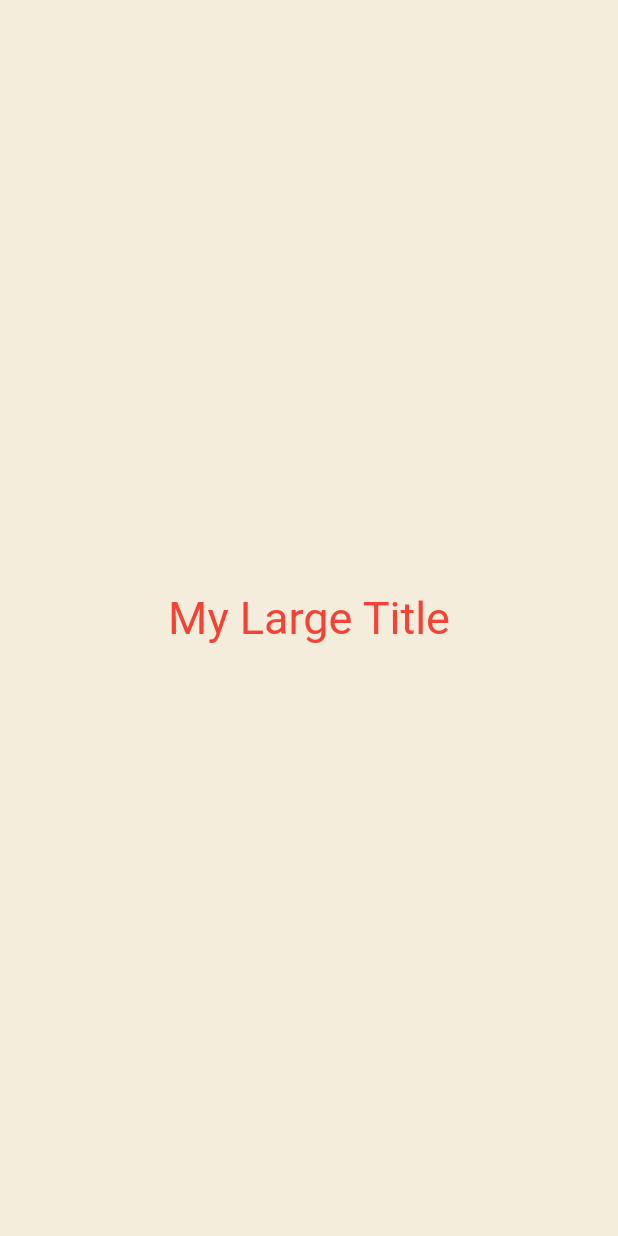
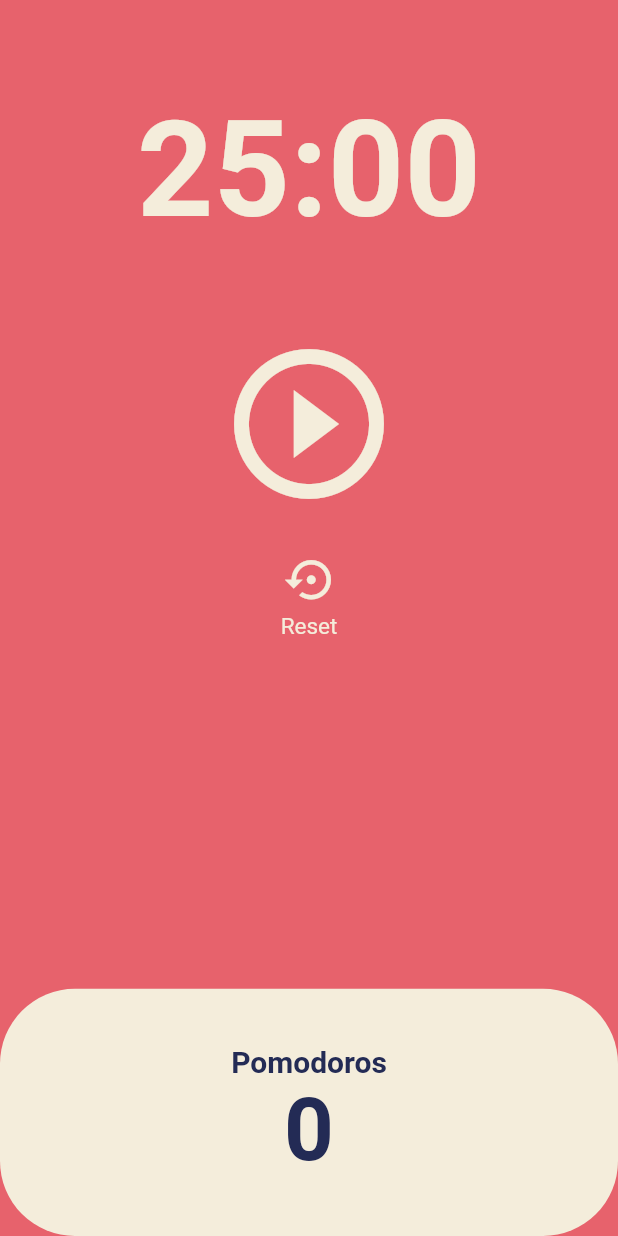
Before and after one commit to Moveuk/TIL, a Flutter app: the screen it shows after launch, on a phone screen of 412 x 824 dp. Run offline on Flutter 3.47's test engine with Material 2 defaults, Android fonts, the phone set to English and light mode, and no system bars.

Commit message:
add: Flutter Pomodoro app Clone

```diff
--- a/Language/flutter/toonflix/lib/main.dart
+++ b/Language/flutter/toonflix/lib/main.dart
@@ -1,55 +1,28 @@
 import 'package:flutter/material.dart';
+import 'package:toonflix/screens/home_screen.dart';
 
 void main() {
-  runApp(App());
+  runApp(const App());
 }
 
-class App extends StatefulWidget {
+class App extends StatelessWidget {
   const App({super.key});
 
-  @override
-  State<App> createState() => _AppState();
-}
-
-class _AppState extends State<App> {
   @override
   Widget build(BuildContext context) {
     return MaterialApp(
       theme: ThemeData(
+        colorScheme: ColorScheme.fromSwatch(
+          backgroundColor: const Color(0xFFE7626C),
+        ),
         textTheme: const TextTheme(
-          titleLarge: TextStyle(
-            color: Colors.red,
+          displayLarge: TextStyle(
+            color: Color(0xFF232B55),
           ),
         ),
+        cardColor: const Color(0xFFF4EDDB),
       ),
-      home: const Scaffold(
-        backgroundColor: Color(0xFFF4EDDB),
-        body: Center(
-          child: Column(
-            mainAxisAlignment: MainAxisAlignment.center,
-            children: [
-              MyLargeTitle(),
-            ],
-          ),
-        ),
-      ),
+      home: const HomeScreen(),
     );
   }
 }
-
-class MyLargeTitle extends StatelessWidget {
-  const MyLargeTitle({
-    Key? key,
-  }) : super(key: key);
-
-  @override
-  Widget build(BuildContext context) {
-    return Text(
-      'My Large Title',
-      style: TextStyle(
-        fontSize: 30,
-        color: Theme.of(context).textTheme.titleLarge?.color,
-      ),
-    );
-  }
-}
--- /dev/null
+++ b/Language/flutter/toonflix/lib/screens/home_screen.dart
@@ -0,0 +1,165 @@
+import 'dart:async';
+
+import 'package:flutter/material.dart';
+
+class HomeScreen extends StatefulWidget {
+  const HomeScreen({super.key});
+
+  @override
+  State<HomeScreen> createState() => _HomeScreenState();
+}
+
+class _HomeScreenState extends State<HomeScreen> {
+  static const twentyFiveMinutes = 1500;
+  int totalSeconds = twentyFiveMinutes;
+  bool isRunning = false;
+  int totalPomodoros = 0;
+  late Timer timer;
+
+  void onTick(Timer timer) {
+    if (totalSeconds == 0) {
+      setState(() {
+        totalPomodoros = totalPomodoros + 1;
+        isRunning = false;
+        totalSeconds = twentyFiveMinutes;
+      });
+      timer.cancel();
+    } else {
+      setState(() {
+        totalSeconds = totalSeconds - 1;
+      });
+    }
+  }
+
+  void onStartPressed() {
+    timer = Timer.periodic(
+      const Duration(seconds: 1),
+      onTick,
+    );
+    setState(() {
+      isRunning = true;
+    });
+  }
+
+  void onPausePressed() {
+    timer.cancel();
+    setState(() {
+      isRunning = false;
+    });
+  }
+
+  void onReset() {
+    totalSeconds = twentyFiveMinutes;
+    setState(() {
+      timer.cancel();
+      isRunning = true;
+      onPausePressed();
+    });
+  }
+
+  String format(int seconds) {
+    var duration = Duration(seconds: seconds);
+    return duration.toString().split(".").first.substring(2, 7);
+  }
+
+  @override
+  Widget build(BuildContext context) {
+    return Scaffold(
+      backgroundColor: Theme.of(context).colorScheme.background,
+      body: Column(
+        children: [
+          Flexible(
+            flex: 1,
+            child: Container(
+              alignment: Alignment.bottomCenter,
+              child: Text(
+                format(totalSeconds),
+                style: TextStyle(
+                  color: Theme.of(context).cardColor,
+                  fontSize: 89,
+                  fontWeight: FontWeight.w600,
+                ),
+              ),
+            ),
+          ),
+          Flexible(
+            flex: 3,
+            child: Center(
+              child: Column(
+                children: [
+                  const SizedBox(
+                    height: 50,
+                  ),
+                  IconButton(
+                    iconSize: 120,
+                    color: Theme.of(context).cardColor,
+                    onPressed: isRunning ? onPausePressed : onStartPressed,
+                    icon: Icon(isRunning
+                        ? Icons.pause_circle_outline
+                        : Icons.play_circle_outline),
+                  ),
+                  const SizedBox(
+                    height: 10,
+                  ),
+                  IconButton(
+                    icon: Icon(
+                      Icons.settings_backup_restore_outlined,
+                      color: Theme.of(context).cardColor,
+                      size: 35,
+                    ),
+                    onPressed: onReset,
+                  ),
+                  Text(
+                    "Reset",
+                    style: TextStyle(
+                      fontSize: 15,
+                      color: Theme.of(context).cardColor,
+                    ),
+                  )
+                ],
+              ),
+            ),
+          ),
+          Flexible(
+            flex: 1,
+            child: Row(
+              children: [
+                Expanded(
+                  child: Container(
+                    decoration: BoxDecoration(
+                      color: Theme.of(context).cardColor,
+                      borderRadius: BorderRadius.circular(50),
+                    ),
+                    child: Column(
+                      mainAxisAlignment: MainAxisAlignment.center,
+                      children: [
+                        Text(
+                          'Pomodoros',
+                          style: TextStyle(
+                            fontSize: 20,
+                            fontWeight: FontWeight.w600,
+                            color:
+                                Theme.of(context).textTheme.displayLarge!.color,
+                          ),
+                        ),
+                        Text(
+                          '$totalPomodoros',
+                          style: TextStyle(
+                            fontSize: 58,
+                            fontWeight: FontWeight.w600,
+                            color:
+                                Theme.of(context).textTheme.displayLarge!.color,
+                          ),
+                        ),
+                      ],
+                    ),
+                  ),
+                ),
+              ],
+            ),
+          ),
+        ],
+      ),
+    );
+  }
+}
```
